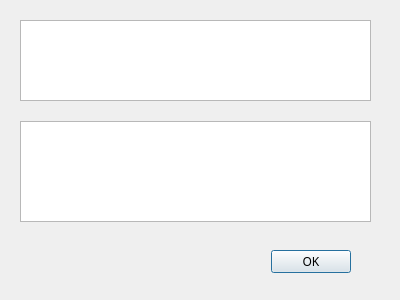
First picture: the form in ui/encode.ui, repository yunowo/data-structure, before the edit.
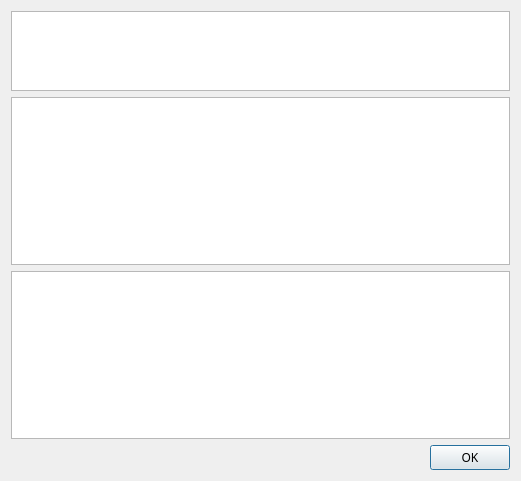
Second picture: the form after the edit.

Diff of the .ui file:
```diff
--- a/ui/encode.ui
+++ b/ui/encode.ui
@@ -6,8 +6,8 @@
    <rect>
     <x>0</x>
     <y>0</y>
-    <width>400</width>
-    <height>300</height>
+    <width>521</width>
+    <height>481</height>
    </rect>
   </property>
   <property name="windowTitle">
@@ -16,15 +16,36 @@
   <property name="modal">
    <bool>true</bool>
   </property>
+  <layout class="QGridLayout" name="gridLayout">
+   <item row="0" column="0">
+    <layout class="QVBoxLayout" name="verticalLayout">
+     <item>
+      <widget class="QTableWidget" name="freq_table">
+       <property name="minimumSize">
+        <size>
+         <width>0</width>
+         <height>80</height>
+        </size>
+       </property>
+       <property name="sizeAdjustPolicy">
+        <enum>QAbstractScrollArea::AdjustToContents</enum>
+       </property>
+       <attribute name="horizontalHeaderVisible">
+        <bool>false</bool>
+       </attribute>
+       <attribute name="verticalHeaderVisible">
+        <bool>false</bool>
+       </attribute>
+      </widget>
+     </item>
+     <item>
+      <widget class="QTextBrowser" name="encoded"/>
+     </item>
+     <item>
+      <widget class="QTextBrowser" name="decoded"/>
+     </item>
+     <item>
   <widget class="QDialogButtonBox" name="buttonBox">
-   <property name="geometry">
-    <rect>
-     <x>100</x>
-     <y>250</y>
-     <width>251</width>
-     <height>23</height>
-    </rect>
-   </property>
    <property name="font">
     <font>
      <family>微软雅黑</family>
@@ -37,26 +58,10 @@
     <set>QDialogButtonBox::Ok</set>
    </property>
   </widget>
-  <widget class="QTableWidget" name="tableWidget">
-   <property name="geometry">
-    <rect>
-     <x>20</x>
-     <y>121</y>
-     <width>351</width>
-     <height>101</height>
-    </rect>
-   </property>
-  </widget>
-  <widget class="QTextBrowser" name="textview">
-   <property name="geometry">
-    <rect>
-     <x>20</x>
-     <y>20</y>
-     <width>351</width>
-     <height>81</height>
-    </rect>
-   </property>
-  </widget>
+     </item>
+    </layout>
+   </item>
+  </layout>
  </widget>
  <resources/>
  <connections>
```
Lines whose indentation alone changed are shown as unchanged.
